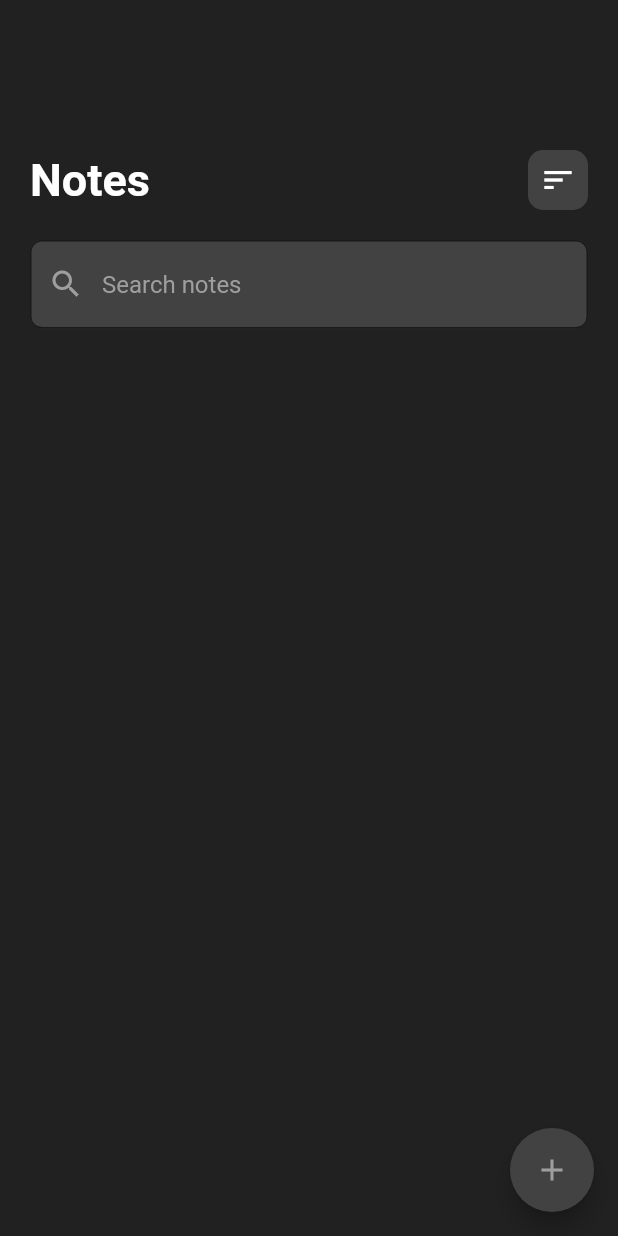
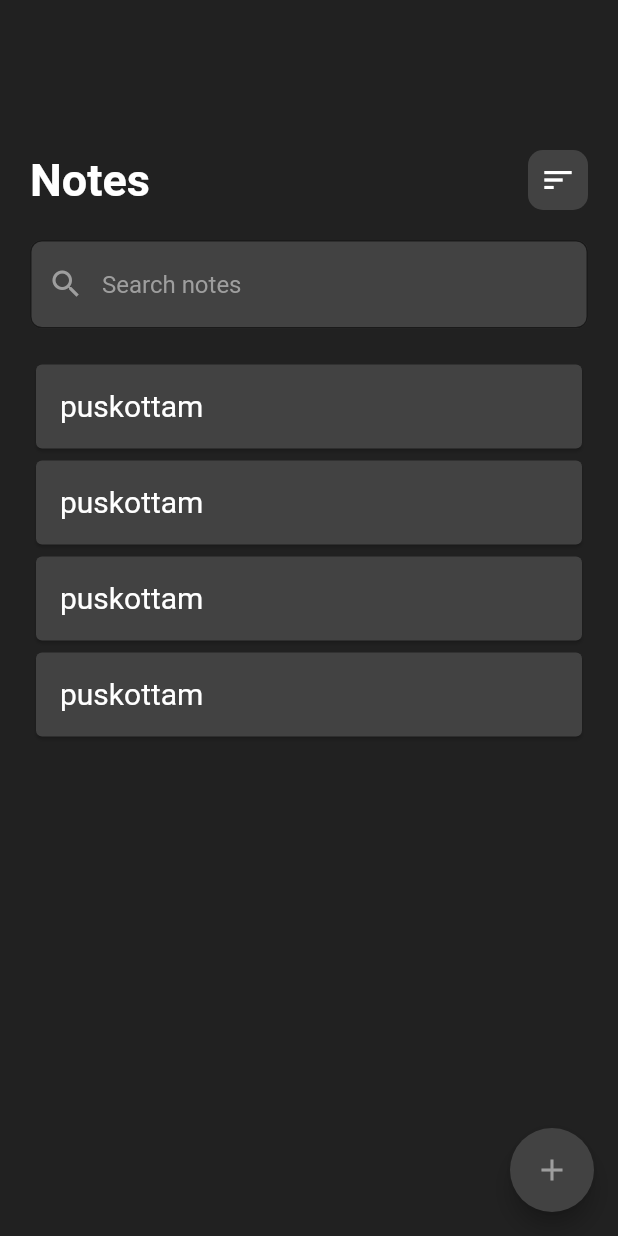
Before and after one commit to puskottampandey/NoteApp, a Flutter app: the screen it shows after launch, on a phone screen of 412 x 824 dp. Run offline on Flutter 3.47's test engine with Material 2 defaults, Android fonts, the phone set to English and light mode, and no system bars.

Commit message:
listview added

```diff
--- a/lib/screens/homepage.dart
+++ b/lib/screens/homepage.dart
@@ -13,8 +13,7 @@ class _HomepageState extends State<Homepage> {
   Widget build(BuildContext context) {
     return Scaffold(
       backgroundColor: backgroundcolor,
-      body: SingleChildScrollView(
-        child: Padding(
+      body: Padding(
         padding: const EdgeInsets.fromLTRB(20, 100, 20, 10),
         child: Column(
           children: [
@@ -59,9 +58,27 @@ class _HomepageState extends State<Homepage> {
                   focusedBorder: OutlineInputBorder(
                     borderRadius: BorderRadius.circular(30),
                   )),
+            ),
+            const SizedBox(
+              height: 20,
+            ),
+            Expanded(
+              child: ListView.builder(
+                itemCount: 4,
+                itemBuilder: (context, index) {
+                  return Card(
+                    color: Colors.grey.shade800,
+                    child: const ListTile(
+                      leading: Text(
+                        "puskottam",
+                        style: TextStyle(color: Colors.white, fontSize: 20),
+                      ),
+                    ),
+                  );
+                },
+              ),
             )
           ],
-          ),
         ),
       ),
       floatingActionButton: FloatingActionButton(
```
Lines whose indentation alone changed are shown as unchanged.
